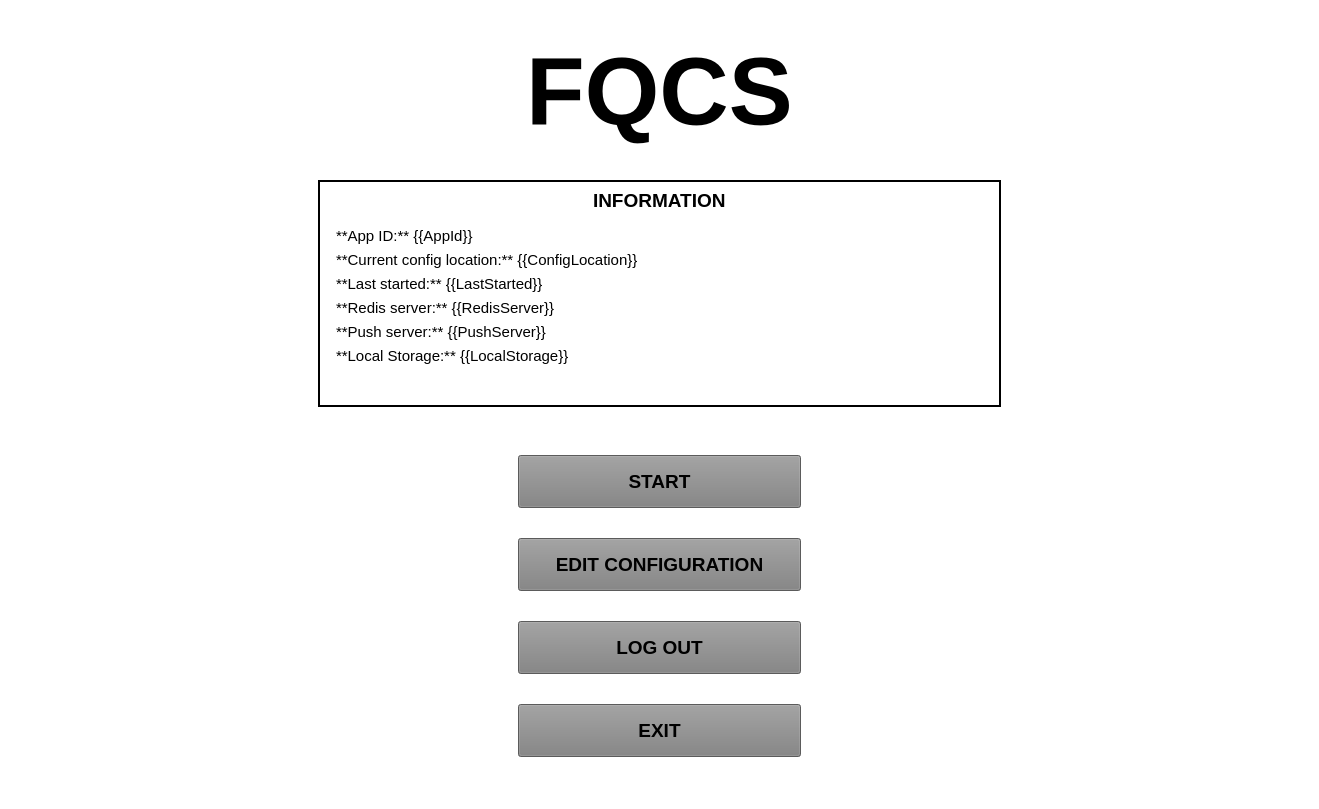
The window that views/home_screen.ui (Shockmstr/FQCS_DesktopApp) describes before a commit, drawn with Qt 5.
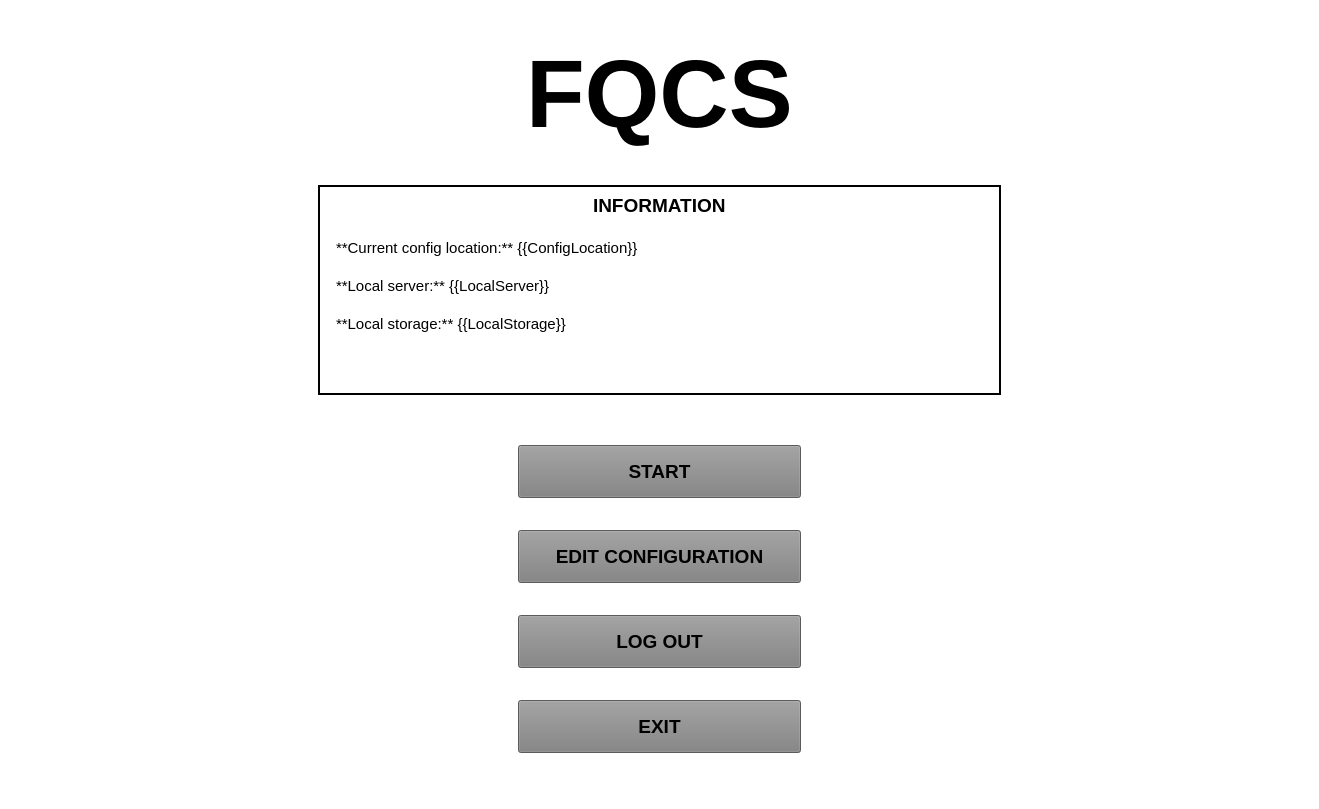
The same window after the commit.

What changed in the file:
```diff
--- a/views/home_screen.ui
+++ b/views/home_screen.ui
@@ -123,24 +123,6 @@
                   <item>
                    <widget class="QWidget" name="containerDetails" native="true">
                     <layout class="QVBoxLayout" name="verticalLayout_7">
-                     <item>
-                      <widget class="QLabel" name="lblAppId">
-                       <property name="font">
-                        <font>
-                         <pointsize>11</pointsize>
-                         <weight>50</weight>
-                         <italic>false</italic>
-                         <bold>false</bold>
-                        </font>
-                       </property>
-                       <property name="text">
-                        <string>**App ID:** {{AppId}}</string>
-                       </property>
-                       <property name="textFormat">
-                        <enum>Qt::MarkdownText</enum>
-                       </property>
-                      </widget>
-                     </item>
                      <item>
                       <widget class="QLabel" name="lblConfigLocation">
                        <property name="font">
@@ -170,43 +152,7 @@
                         </font>
                        </property>
                        <property name="text">
-                        <string>**Last started:** {{LastStarted}}</string>
-                       </property>
-                       <property name="textFormat">
-                        <enum>Qt::MarkdownText</enum>
-                       </property>
-                      </widget>
-                     </item>
-                     <item>
-                      <widget class="QLabel" name="lblRedisServer">
-                       <property name="font">
-                        <font>
-                         <pointsize>11</pointsize>
-                         <weight>50</weight>
-                         <italic>false</italic>
-                         <bold>false</bold>
-                        </font>
-                       </property>
-                       <property name="text">
-                        <string>**Redis server:** {{RedisServer}}</string>
-                       </property>
-                       <property name="textFormat">
-                        <enum>Qt::MarkdownText</enum>
-                       </property>
-                      </widget>
-                     </item>
-                     <item>
-                      <widget class="QLabel" name="lblPushServer">
-                       <property name="font">
-                        <font>
-                         <pointsize>11</pointsize>
-                         <weight>50</weight>
-                         <italic>false</italic>
-                         <bold>false</bold>
-                        </font>
-                       </property>
-                       <property name="text">
-                        <string>**Push server:** {{PushServer}}</string>
+                        <string>**Local server:** {{LocalServer}}</string>
                        </property>
                        <property name="textFormat">
                         <enum>Qt::MarkdownText</enum>
@@ -224,7 +170,7 @@
                         </font>
                        </property>
                        <property name="text">
-                        <string>**Local Storage:** {{LocalStorage}}</string>
+                        <string>**Local storage:** {{LocalStorage}}</string>
                        </property>
                        <property name="textFormat">
                         <enum>Qt::MarkdownText</enum>
```
Left out of the diff: 2 changed lines with no effect on the pictures.
